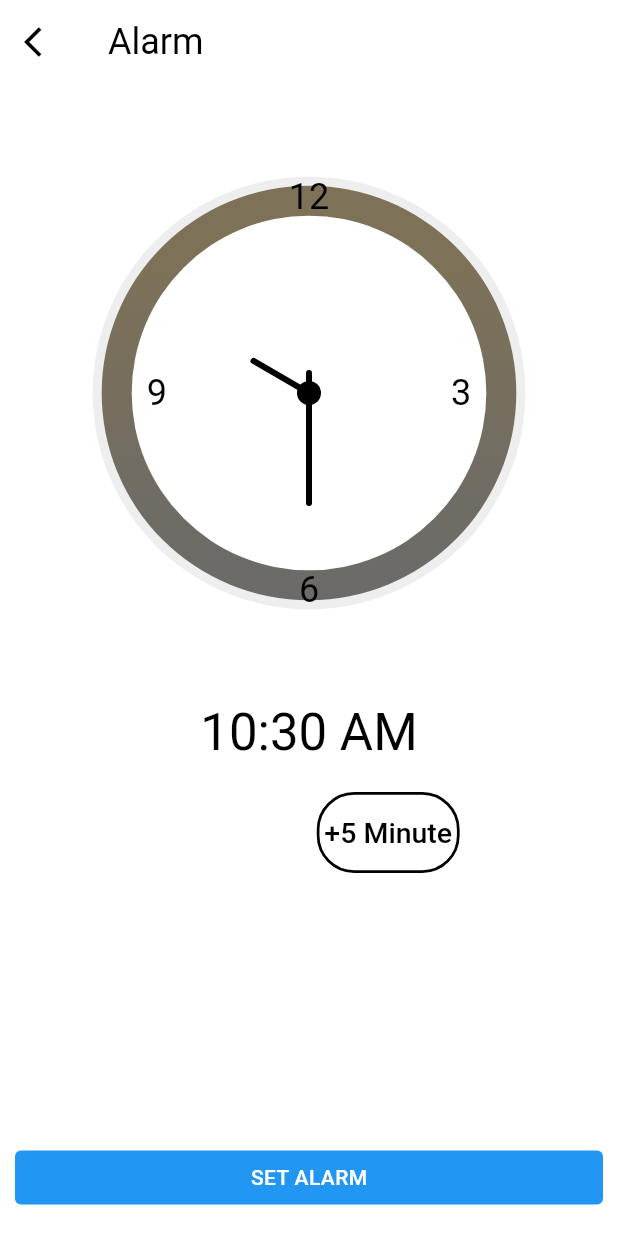
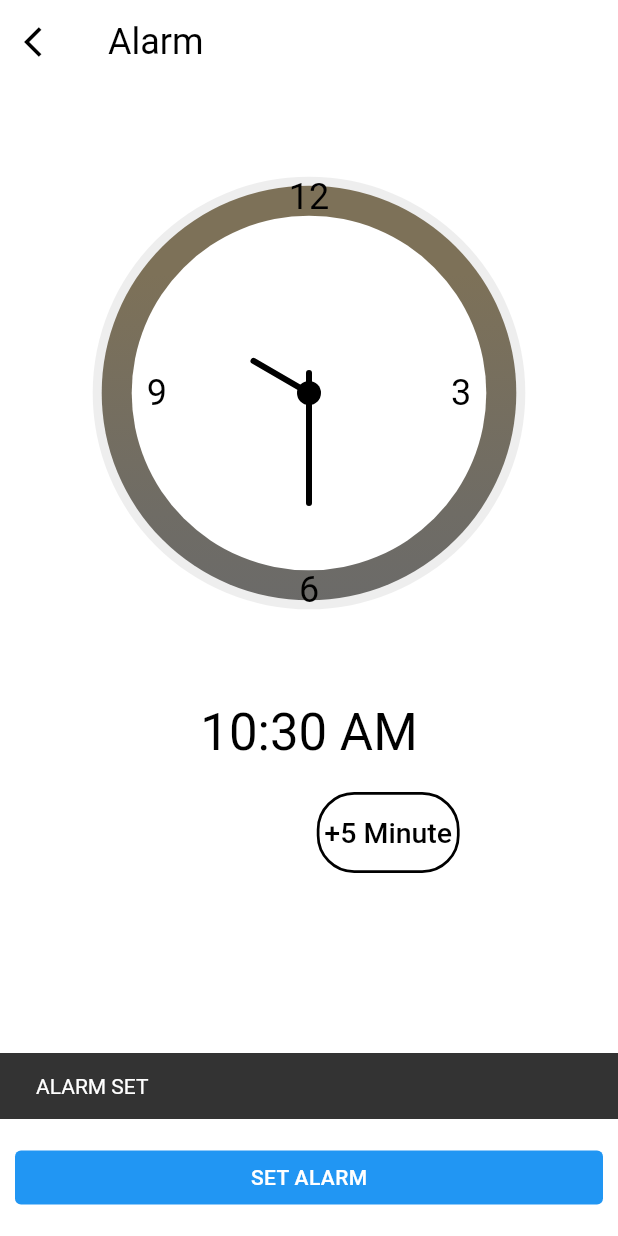
Before and after one commit to izzhap/clock_alarm, a Flutter app: the AlarmPage screen opened directly, after a tap on "SET ALARM", on a phone screen of 412 x 824 dp. Run offline on Flutter 3.47's test engine with Material 2 defaults, Android fonts, the phone set to English and light mode, and no system bars; our stand-ins replace flutter_local_notifications, syncfusion_flutter_charts.

Commit message:
add documentation

```diff
--- a/lib/models/chart_model.dart
+++ b/lib/models/chart_model.dart
@@ -1,3 +1,4 @@
+// model for ringing alarm chart
 class ChartModel {
   ChartModel(this.time, this.alarm);
   final int time;
--- a/lib/provider/chart_provider.dart
+++ b/lib/provider/chart_provider.dart
@@ -9,10 +9,12 @@ class ChartProvider extends ChangeNotifier {
   get timeRinging => _timeRinging;
   get timeAlarmSet => _timeSet;
 
+  // update data chart x-axis
   void updateTimeRinging(int value){
     this._timeRinging += value;
   }
 
+  // update data chart y-axis
   void updateTimeAlarmSet(int value){
     this._timeSet += value;
   }
--- a/lib/provider/clock_provider.dart
+++ b/lib/provider/clock_provider.dart
@@ -11,19 +11,23 @@ class ClockProvider extends ChangeNotifier {
   get alarmDateTime => _alarmDateTime;
   get diffMinute => _minuteDiff;
 
+  // update date now clock
   void updateDateTime(DateTime dateTime) {
     this._currentDateTime = dateTime;
   }
 
+  // update date alarm
   void updateAlarmDateTime(DateTime dateTime) {
     this._currentDateTime = dateTime.add(Duration(minutes: _minuteDiff));
   }
 
+  // change difference minute for alarm
   void updateMinuteDiff(int minute){
     this._minuteDiff += minute;
     this._alarmDateTime = this.alarmDateTime.add(Duration(minutes: minute));
   }
 
+  // reset alarm when alarm page open
   void resetAlarm(){
     this._alarmDateTime = DateTime.now();
     this._minuteDiff = 0;
--- a/lib/ui/pages/alarm_page.dart
+++ b/lib/ui/pages/alarm_page.dart
@@ -15,10 +15,10 @@ class AlarmPage extends StatefulWidget {
 
 class _AlarmPageState extends State<AlarmPage> {
   late FlutterLocalNotificationsPlugin flutterLocalNotificationsPlugin;
+  final GlobalKey<ScaffoldState> _scaffoldKey = new GlobalKey<ScaffoldState>();
 
   @override
   void initState() {
-    // TODO: implement initState
     super.initState();
     init();
   }
@@ -26,6 +26,7 @@ class _AlarmPageState extends State<AlarmPage> {
   @override
   Widget build(BuildContext context) {
     return Scaffold(
+      key: _scaffoldKey,
       backgroundColor: Colors.white,
       appBar: AppBar(
         elevation: 0,
@@ -63,6 +64,7 @@ class _AlarmPageState extends State<AlarmPage> {
                 onPressed: () {
                   DateTime alarm = Provider.of<ClockProvider>(context, listen: false).alarmDateTime;
                   showNotification(alarm);
+                  showInSnackBar("ALARM SET");
                 },
                 child: Text(
                   'SET ALARM',
@@ -81,38 +83,44 @@ class _AlarmPageState extends State<AlarmPage> {
     );
   }
 
+  // show notification schedule
    void showNotification(DateTime alarm){
     var hour = alarm.hour;
     var minute = alarm.minute;
     var second = alarm.second;
-    var androidNoti=new AndroidNotificationDetails('your channel id', 'your channel name',
-        channelDescription: 'your channel description',
+    var androidNoti=new AndroidNotificationDetails('channel_id', 'channel_name',
+        channelDescription: 'channel_desc',
         importance: Importance.max,
         priority: Priority.high,
         ticker: 'ticker');
     var iosNoti=new IOSNotificationDetails();
     var notiSetting= new NotificationDetails(android: androidNoti, iOS: iosNoti);
-    print('alarm set');
-    flutterLocalNotificationsPlugin.showDailyAtTime(0, "ALARM RINGING", "TIME TO WAKE UP",new Time(hour,minute,second), notiSetting,payload: "send message");
+    flutterLocalNotificationsPlugin.showDailyAtTime(0, "ALARM RINGING", "TIME TO WAKE UP",new Time(hour,minute,second), notiSetting,payload: "msg");
 
   }
 
-  void showMessage(String? payload) async {
+  // callback when notification click
+  void callbackNotification(String? payload) async {
     Navigator.push(
       context,
       MaterialPageRoute(
         builder: (context) => ChartPage(),
       ),
     );
-    print('chart page');
   }
 
+  // initialization for local notification
   void init(){
     flutterLocalNotificationsPlugin=new FlutterLocalNotificationsPlugin();
     AndroidInitializationSettings android=new AndroidInitializationSettings("@mipmap/ic_launcher");
     IOSInitializationSettings ios=new IOSInitializationSettings();
     var initSetting=new InitializationSettings(android: android, iOS: ios);
-    flutterLocalNotificationsPlugin.initialize(initSetting,onSelectNotification: showMessage);
+    flutterLocalNotificationsPlugin.initialize(initSetting,onSelectNotification: callbackNotification);
+  }
+
+  // showing snackbar message
+  void showInSnackBar(String value) {
+    _scaffoldKey.currentState?.showSnackBar(new SnackBar(content: new Text(value)));
   }
 
 }
```
Also changed, not shown: lib/ui/pages/chart_page.dart (+4 -3 lines).
